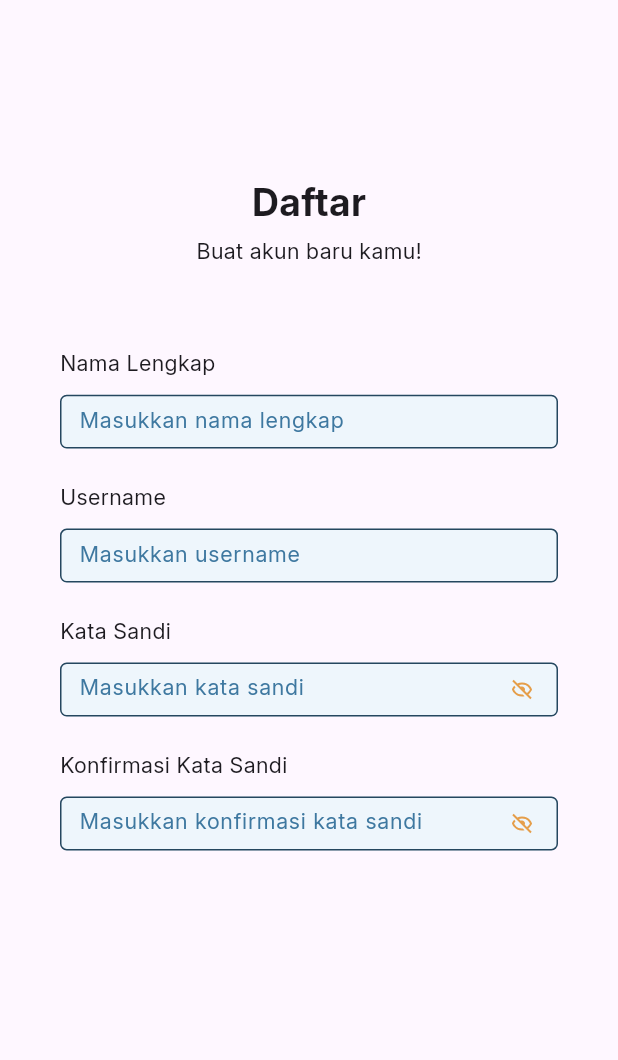
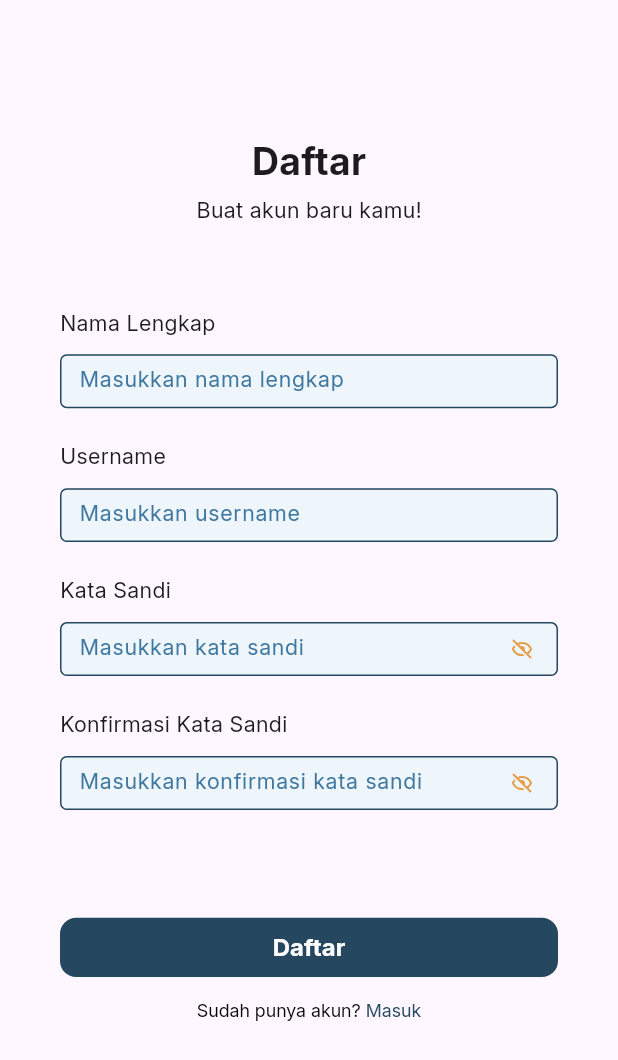
Before and after one commit to snopflake/my_basic_notes, a Flutter app: the screen it shows after launch, on a phone screen of 412 x 824 dp. Shown: the top 1060 px of the screen. Run offline on Flutter 3.47's test engine with Material 3 defaults, Android fonts, the phone set to English and light mode, and no system bars; our stand-ins replace flutter_screenutil, flutter_svg.

Commit message:
login page UI

```diff
--- a/lib/features/auth/presentation/login_page.dart
+++ b/lib/features/auth/presentation/login_page.dart
@@ -1,7 +1,9 @@
+import 'package:flutter/gestures.dart';
 import 'package:flutter/material.dart';
-import 'package:flutter/services.dart';
 import 'package:flutter_screenutil/flutter_screenutil.dart';
+import 'package:my_basic_notes/shared/app_colors.dart';
 import 'package:my_basic_notes/shared/app_text_styles.dart';
+import 'package:my_basic_notes/shared/widgets/app_button.dart';
 import 'package:my_basic_notes/shared/widgets/app_text_field.dart';
 
 class LoginPage extends StatefulWidget{
@@ -39,7 +41,7 @@ class _LoginPageState extends State<LoginPage> {
             mainAxisAlignment: MainAxisAlignment.center,
             children: [
 
-              SizedBox(height: 130.h,),
+              SizedBox(height: 100.h,),
 
               Text(
                 "Daftar",
@@ -83,9 +85,37 @@ class _LoginPageState extends State<LoginPage> {
                 isPassword: true,
               ),
 
+              SizedBox(height: 80.h,),
+
+              AppButton(
+                text: "Daftar",
+                onPressed: () {},
+              ),
+
+              SizedBox(height: 16.h,),
+
+              RichText(
+                text: TextSpan(
+                  text: "Sudah punya akun? ",
+                  style: AppTextStyles.smallRegular.copyWith(
+                    color: AppColors.black,
+                  ),
+                  children: [
+                    TextSpan(
+                      text: "Masuk",
+                      style: AppTextStyles.smallRegular.copyWith(
+                        color: AppColors.blue900
+                      ),
+                      recognizer: TapGestureRecognizer()
+                        ..onTap = () {
+                          print("user masuk nih");
+                        }
+                    )
+                  ]
+                ),
 
 
-
+              ),
 
 
             ],
--- /dev/null
+++ b/lib/shared/widgets/app_button.dart
@@ -0,0 +1,41 @@
+import 'package:flutter/material.dart';
+import 'package:flutter_screenutil/flutter_screenutil.dart';
+import 'package:my_basic_notes/shared/app_colors.dart';
+import 'package:my_basic_notes/shared/app_text_styles.dart';
+
+class AppButton extends StatelessWidget{
+  final String text;
+  final VoidCallback onPressed;
+  final Color color;
+
+  const AppButton({
+    super.key,
+    required this.text,
+    required this.onPressed,
+    this.color = AppColors.blue900,
+  });
+
+  @override
+  Widget build(BuildContext context) {
+    return SizedBox(
+      width: double.infinity,
+      height: 44.h,
+      child: ElevatedButton(
+        onPressed: onPressed,
+        style: ElevatedButton.styleFrom(
+          backgroundColor: color,
+          shape: RoundedRectangleBorder(
+            borderRadius: BorderRadius.circular(12.r)
+          ),
+          elevation: 0
+        ),
+        child: Text(
+          text,
+          style: AppTextStyles.baseBold.copyWith(color: AppColors.white),
+        )
+
+      ),
+    );
+  }
+
+}
```
